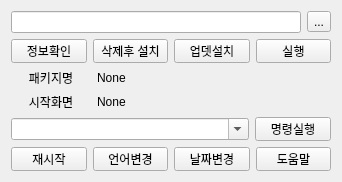
This is ui/adb_command.ui in jeongjeongguk/ADB_pyQT5 as Qt 5 draws it before an edit. The edited form follows.
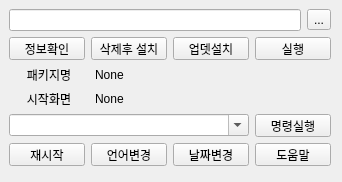
This is the edited form. Icons and pictures are not drawn.

The edit to the form file:
```diff
--- a/ui/adb_command.ui
+++ b/ui/adb_command.ui
@@ -35,6 +35,15 @@
    <iconset resource="icon.qrc">
     <normaloff>:/menu/icons/Main.png</normaloff>:/menu/icons/Main.png</iconset>
   </property>
+  <widget class="QWidget" name="">
+   <property name="geometry">
+    <rect>
+     <x>9</x>
+     <y>9</y>
+     <width>322</width>
+     <height>157</height>
+    </rect>
+   </property>
   <layout class="QVBoxLayout" name="verticalLayout">
    <item>
     <layout class="QHBoxLayout" name="horizontalLayout_4">
@@ -205,6 +214,7 @@
     </layout>
    </item>
   </layout>
+  </widget>
  </widget>
  <tabstops>
   <tabstop>pushButton_8</tabstop>
```
Lines whose indentation alone changed are shown as unchanged.
